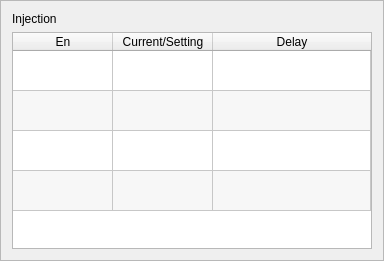
First picture: the form in hcinstruction/ichcinjectionpage.ui, repository dongdong-2009/3-5AxisRobot, before the edit.
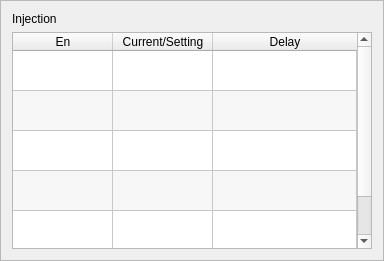
Second picture: the form after the edit. Icons and pictures are not drawn. Custom widgets are drawn as their Qt base class.

The edit to the form file:
```diff
--- a/hcinstruction/ichcinjectionpage.ui
+++ b/hcinstruction/ichcinjectionpage.ui
@@ -143,6 +143,11 @@
        <string>Core2 Permit</string>
       </property>
      </row>
+     <row>
+      <property name="text">
+       <string>Ejection BW Permit</string>
+      </property>
+     </row>
      <column>
       <property name="text">
        <string>En</string>
@@ -213,6 +218,14 @@
        <string/>
       </property>
      </item>
+     <item row="4" column="0">
+      <property name="text">
+       <string/>
+      </property>
+      <property name="checkState">
+       <enum>Unchecked</enum>
+      </property>
+     </item>
     </widget>
    </item>
   </layout>
```
